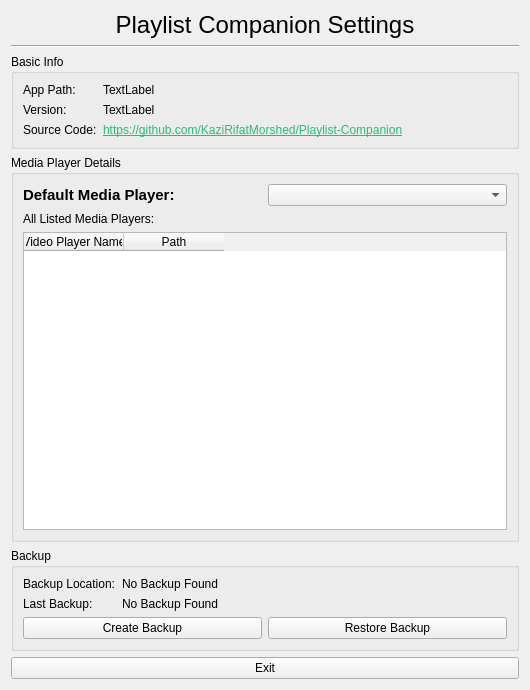
The window that src/PlaylistCompanion/settings.ui (KaziRifatMorshed/Playlist-Companion) describes before a commit, drawn with Qt 5.
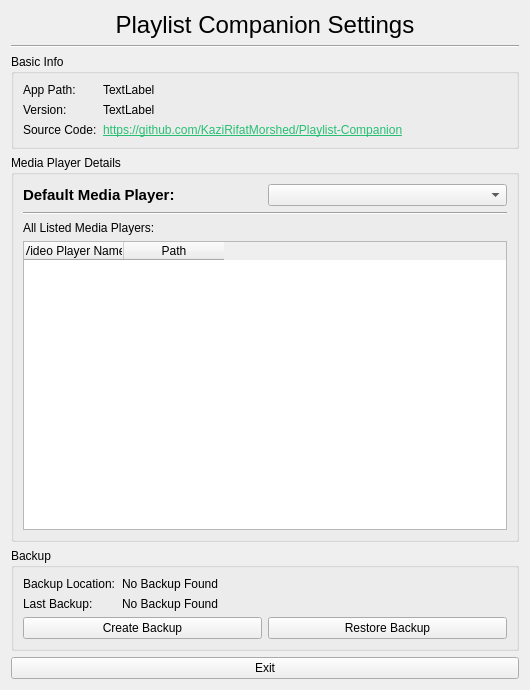
The same window after the commit. Icons and pictures are not drawn.

Commit message: on first open, settings window focus and main window disabling added

Diff of the .ui file:
```diff
--- a/src/PlaylistCompanion/settings.ui
+++ b/src/PlaylistCompanion/settings.ui
@@ -146,6 +146,13 @@
         </item>
        </layout>
       </item>
+      <item>
+       <widget class="Line" name="line_2">
+        <property name="orientation">
+         <enum>Qt::Orientation::Horizontal</enum>
+        </property>
+       </widget>
+      </item>
       <item>
        <widget class="QLabel" name="label_7">
         <property name="text">
```
The commit also changes 2 other files.
